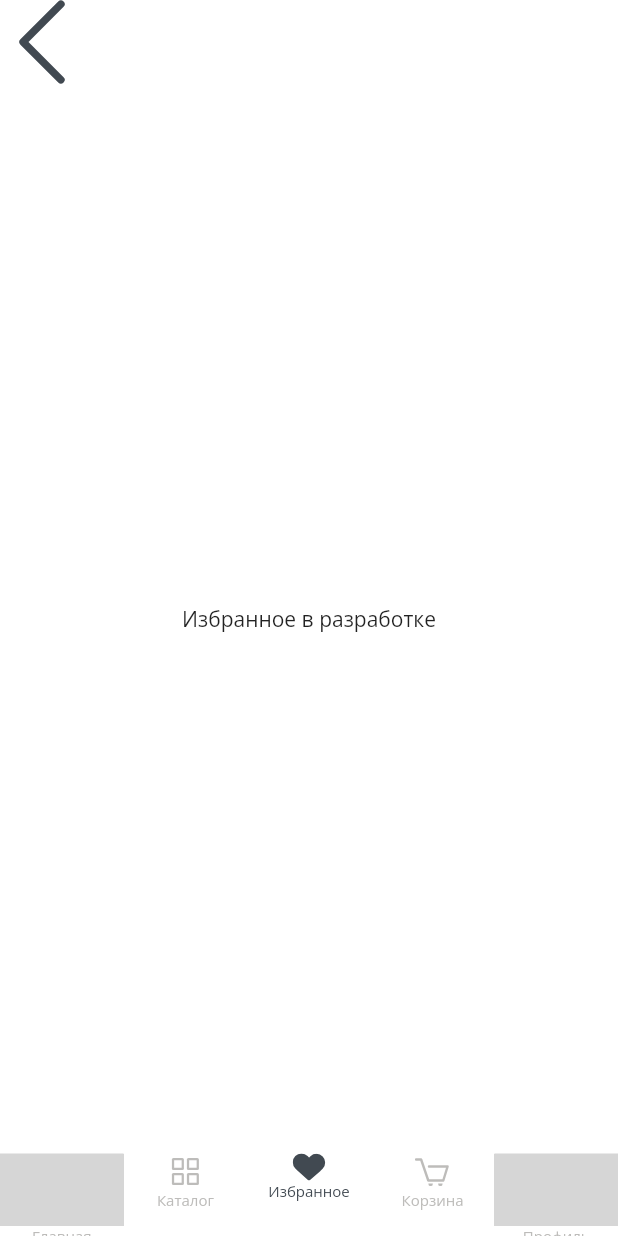
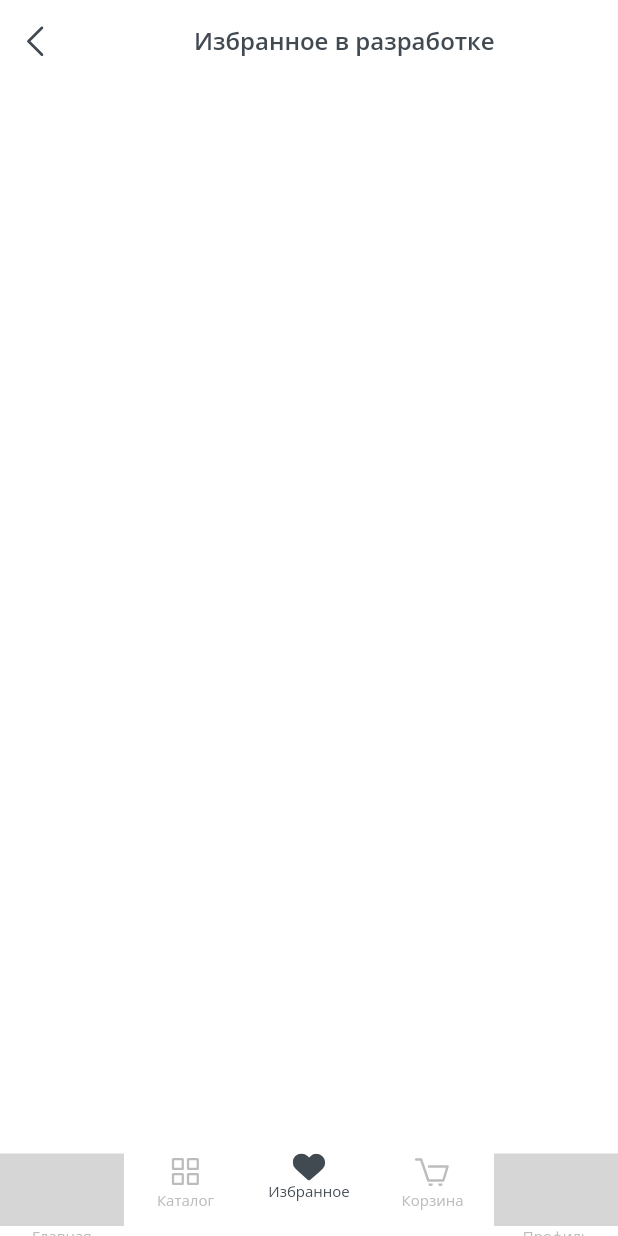
Before and after one commit to MODERN122/test-app-creonite, a Flutter app: the screen it shows after launch, item 3 of the bottom bar chosen, on a phone screen of 412 x 824 dp. Run offline on Flutter 3.47's test engine with Material 2 defaults, Android fonts, the light colour scheme and no system bars; our stand-ins replace bloc, flutter_bloc, flutter_svg; missing offline and left inert: loading_more_list; network calls fail; grey boxes are pictures that could not be loaded.

Commit message:
extended app bar

```diff
--- a/lib/pages/default_page.dart
+++ b/lib/pages/default_page.dart
@@ -1,6 +1,7 @@
 import 'package:flutter/material.dart';
 import 'package:flutter_svg/flutter_svg.dart';
 import 'package:test_creonit/constants.dart';
+import 'package:test_creonit/widgets/extended_app_bar.dart';
 
 class DefaultPage extends StatefulWidget {
   const DefaultPage({required this.title, Key? key}) : super(key: key);
@@ -16,14 +17,7 @@ class _DefaultPageState extends State<DefaultPage> {
     return Padding(
       padding: const EdgeInsets.only(bottom: 55),
       child: Scaffold(
-        appBar: AppBar(
-          leading: GestureDetector(
-              onTap: () => Navigator.pop(context),
-              child: SvgPicture.asset(Constants.iconsPath + "arrow_left.svg")),
-        ),
-        body: Center(
-          child: Text(widget.title + " в разработке"),
-        ),
+        appBar: ExtendedAppBar(title: widget.title + " в разработке"),
       ),
     );
   }
--- /dev/null
+++ b/lib/widgets/extended_app_bar.dart
@@ -0,0 +1,46 @@
+import 'package:flutter/material.dart';
+import 'package:flutter/widgets.dart';
+import 'package:flutter_svg/flutter_svg.dart';
+import 'package:test_creonit/constants.dart';
+
+class ExtendedAppBar extends StatelessWidget implements PreferredSizeWidget {
+  const ExtendedAppBar({
+    Key? key,
+    required this.title,
+    this.hasSearch = false,
+  }) : super(key: key);
+
+  final String title;
+  final bool hasSearch;
+
+  @override
+  Widget build(BuildContext context) {
+    return AppBar(
+      actions: [
+        if (hasSearch)
+          IconButton(
+            icon: SvgPicture.asset(Constants.iconsPath + "search.svg"),
+            tooltip: 'Поиск',
+            onPressed: () {
+              // handle the press
+            },
+          ),
+      ],
+      titleSpacing: 0,
+      title: Padding(
+        padding: const EdgeInsets.all(8.0),
+        child: Center(
+          child: Text(title),
+        ),
+      ),
+      leadingWidth: 47,
+      leading: IconButton(
+        icon: SvgPicture.asset(Constants.iconsPath + "arrow_left.svg"),
+        onPressed: () => Navigator.of(context).pop(),
+      ),
+    );
+  }
+
+  @override
+  Size get preferredSize => const Size.fromHeight(55);
+}
```
Also changed, not shown: lib/pages/catalog_page.dart (+4 -8 lines), lib/pages/products_page.dart (+2 -19 lines).
